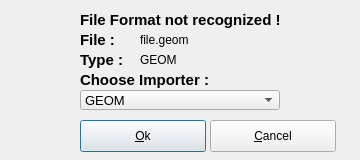
Old version of the form src/cpp/plantgl/gui/viewer/interface/importselection.ui in the repository openalea/plantgl.
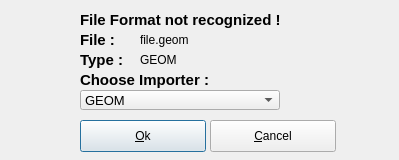
New version of the form.

```diff
--- a/src/cpp/plantgl/gui/viewer/interface/importselection.ui
+++ b/src/cpp/plantgl/gui/viewer/interface/importselection.ui
@@ -1,11 +1,11 @@
 <ui version="4.0" >
  <class>ViewImporterSelection</class>
- <widget class="QDialog" name="ViewImporterSelection" >
-  <property name="geometry" >
+ <widget class="QDialog" name="ViewImporterSelection">
+  <property name="geometry">
    <rect>
     <x>0</x>
     <y>0</y>
-    <width>360</width>
+    <width>399</width>
     <height>160</height>
    </rect>
   </property>
```
Left out of the diff: 91 changed lines with no effect on the pictures.
